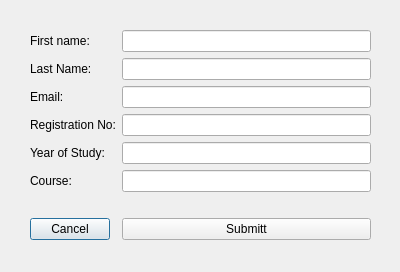
The window that resources/layouts/studentsAddDialog.ui (Omoshlawi/smart_cafteria) describes before a commit, drawn with Qt 5.
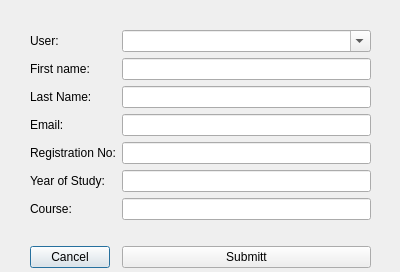
The same window after the commit.

What changed in the file:
```diff
--- a/resources/layouts/studentsAddDialog.ui
+++ b/resources/layouts/studentsAddDialog.ui
@@ -19,7 +19,7 @@
      <x>10</x>
      <y>10</y>
      <width>381</width>
-     <height>258</height>
+     <height>282</height>
     </rect>
    </property>
    <layout class="QFormLayout" name="baseLayout">
@@ -35,85 +35,71 @@
     <property name="bottomMargin">
      <number>20</number>
     </property>
-    <item row="0" column="0">
+    <item row="1" column="0">
      <widget class="QLabel" name="label_3">
       <property name="text">
        <string>First name:</string>
       </property>
      </widget>
     </item>
-    <item row="0" column="1">
+    <item row="1" column="1">
      <widget class="QLineEdit" name="firstName"/>
     </item>
-    <item row="1" column="0">
+    <item row="2" column="0">
      <widget class="QLabel" name="label_4">
       <property name="text">
        <string>Last Name:</string>
       </property>
      </widget>
     </item>
-    <item row="1" column="1">
+    <item row="2" column="1">
      <widget class="QLineEdit" name="lastName"/>
     </item>
-    <item row="2" column="0">
+    <item row="3" column="0">
      <widget class="QLabel" name="label_5">
       <property name="text">
        <string>Email:</string>
       </property>
      </widget>
     </item>
-    <item row="2" column="1">
+    <item row="3" column="1">
      <widget class="QLineEdit" name="email"/>
     </item>
-    <item row="3" column="0">
+    <item row="4" column="0">
      <widget class="QLabel" name="label">
       <property name="text">
        <string>Registration No:</string>
       </property>
      </widget>
     </item>
-    <item row="3" column="1">
+    <item row="4" column="1">
      <widget class="QLineEdit" name="regNo"/>
     </item>
-    <item row="4" column="0">
+    <item row="5" column="0">
      <widget class="QLabel" name="label_2">
       <property name="text">
        <string>Year of Study:</string>
       </property>
      </widget>
     </item>
-    <item row="4" column="1">
+    <item row="5" column="1">
      <widget class="QLineEdit" name="yos"/>
     </item>
-    <item row="5" column="0">
+    <item row="6" column="0">
      <widget class="QLabel" name="label_6">
       <property name="text">
        <string>Course:</string>
       </property>
      </widget>
     </item>
-    <item row="5" column="1">
+    <item row="6" column="1">
      <widget class="QLineEdit" name="course">
       <property name="styleSheet">
        <string notr="true"/>
       </property>
      </widget>
     </item>
-    <item row="7" column="0">
-     <widget class="QPushButton" name="cancel">
-      <property name="text">
-       <string>Cancel</string>
-      </property>
-     </widget>
-    </item>
     <item row="7" column="1">
-     <widget class="QPushButton" name="submit">
-      <property name="text">
-       <string>Submitt</string>
-      </property>
-     </widget>
-    </item>
-    <item row="6" column="1">
      <widget class="QLabel" name="error">
       <property name="styleSheet">
        <string notr="true">color: rgb(170, 0, 0);
@@ -124,6 +110,34 @@
       </property>
      </widget>
     </item>
+    <item row="8" column="0">
+     <widget class="QPushButton" name="cancel">
+      <property name="text">
+       <string>Cancel</string>
+      </property>
+     </widget>
+    </item>
+    <item row="8" column="1">
+     <widget class="QPushButton" name="submit">
+      <property name="text">
+       <string>Submitt</string>
+      </property>
+     </widget>
+    </item>
+    <item row="0" column="1">
+     <widget class="QComboBox" name="comboUser">
+      <property name="editable">
+       <bool>true</bool>
+      </property>
+     </widget>
+    </item>
+    <item row="0" column="0">
+     <widget class="QLabel" name="label_7">
+      <property name="text">
+       <string>User:</string>
+      </property>
+     </widget>
+    </item>
    </layout>
   </widget>
  </widget>
```
